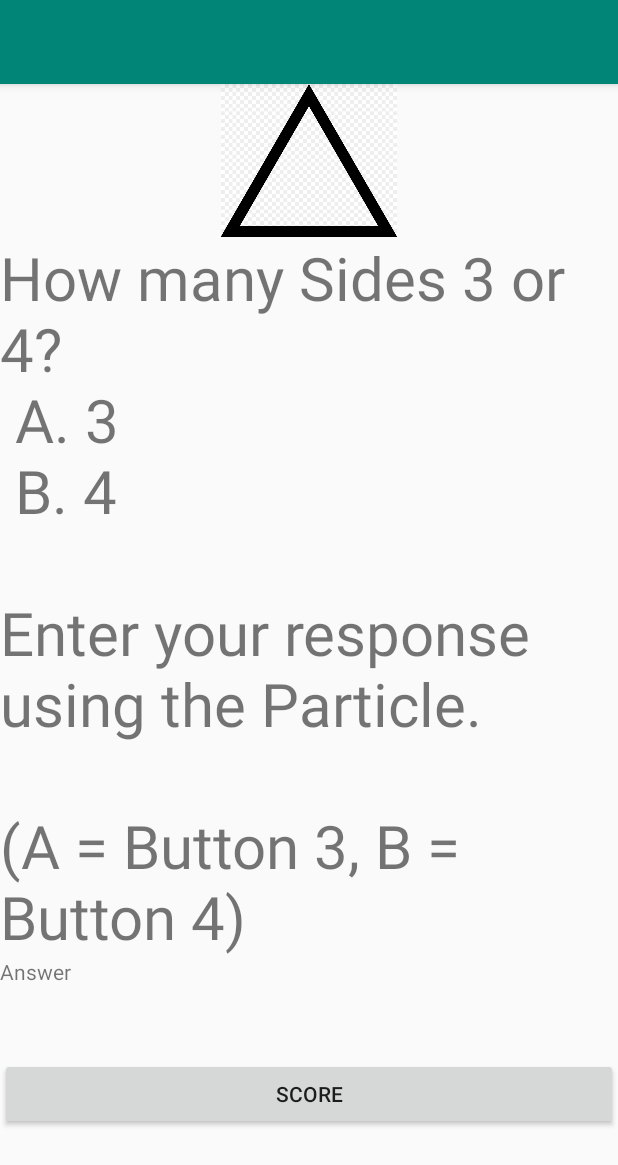
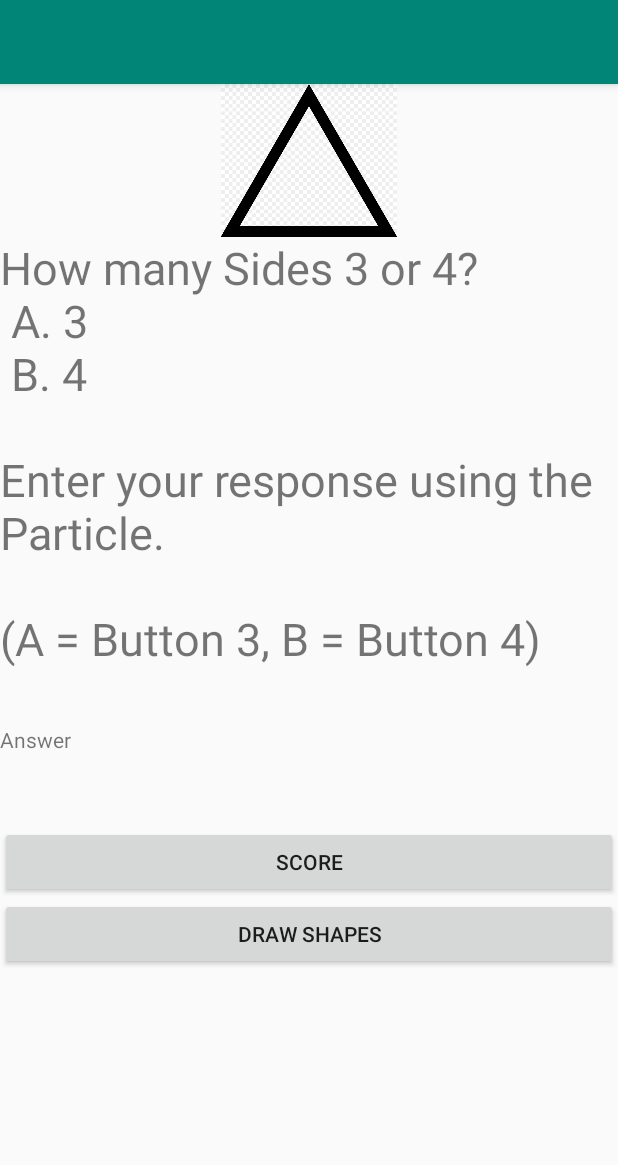
Before and after one commit to hmehta095/QuizzApp-Particle, an Android app: the screen it shows after launch (MainActivity), on a phone screen of 412 x 824 dp. Shown: the top 1165 px of the screen. Run offline under Robolectric (Android 15) with nearby library versions, the phone set to English and light mode, and no system bars; libraries missing offline, so code that uses them is left out: io.particle.android; 2 statements that could not run were skipped.

Commit message:
made a canvas activity for drawing and tried Microsoft cognitive vision services to detect the object from the iamge

```diff
--- a/app/build.gradle
+++ b/app/build.gradle
@@ -31,8 +31,14 @@ dependencies {
     implementation 'com.android.support:appcompat-v7:28.0.0'
     implementation 'com.android.support.constraint:constraint-layout:1.1.3'
     testImplementation 'junit:junit:4.12'
+
+    implementation 'com.microsoft.projectoxford:vision:1.0.395'
+
+    implementation 'com.github.mukeshsolanki:DrawingView-Android:1.0.11'
+
     androidTestImplementation 'com.android.support.test:runner:1.0.2'
     androidTestImplementation 'com.android.support.test.espresso:espresso-core:3.0.2'
+
 
     // include the Particle Cloud SDK library
     implementation('io.particle:cloudsdk:0.5.1')
--- a/app/src/main/AndroidManifest.xml
+++ b/app/src/main/AndroidManifest.xml
@@ -1,10 +1,10 @@
 <?xml version="1.0" encoding="utf-8"?>
 <manifest xmlns:android="http://schemas.android.com/apk/res/android"
     package="com.example.quizapp">
-
     <!-- give permission to the app to access internet -->
     <!-- needed for making API calls -->
     <uses-permission android:name="android.permission.INTERNET" />
+    <uses-permission android:name="android.permission.WRITE_EXTERNAL_STORAGE" />
 
     <application
         android:allowBackup="true"
@@ -13,6 +13,7 @@
         android:roundIcon="@mipmap/ic_launcher_round"
         android:supportsRtl="true"
         android:theme="@style/AppTheme">
+        <activity android:name=".Main2Activity"></activity>
         <activity android:name=".MainActivity">
             <intent-filter>
                 <action android:name="android.intent.action.MAIN" />
--- a/app/src/main/java/com/example/quizapp/MainActivity.java
+++ b/app/src/main/java/com/example/quizapp/MainActivity.java
@@ -1,5 +1,6 @@
 package com.example.quizapp;
 
+import android.content.Intent;
 import android.support.annotation.NonNull;
 import android.support.v7.app.AppCompatActivity;
 import android.os.Bundle;
@@ -29,7 +30,7 @@ public class MainActivity extends AppCompatActivity {
 
     TextView tv,tv1;
     ImageView img;
-    Button btn;
+    Button btn, drawBtn;
     String[] Key = new String[] {"A","B"};
 
     // MARK: Particle Account Info
@@ -49,7 +50,7 @@ public class MainActivity extends AppCompatActivity {
     protected void onCreate(Bundle savedInstanceState) {
         super.onCreate(savedInstanceState);
         setContentView(R.layout.activity_main);
-
+        drawBtn = findViewById(R.id.drawButton);
         tv = findViewById(R.id.result);
         tv1 = findViewById(R.id.textView);
         img = findViewById(R.id.imageView);
@@ -80,7 +81,15 @@ public class MainActivity extends AppCompatActivity {
             }
         });
 
+        drawBtn.setOnClickListener(new View.OnClickListener() {
+            @Override
+            public void onClick(View view) {
+                Intent intent = new Intent(getApplicationContext(),Main2Activity.class);
+                startActivity(intent);
+            }
+        });
     }
+
 
 
     /**
--- a/app/src/main/res/layout/activity_main.xml
+++ b/app/src/main/res/layout/activity_main.xml
@@ -16,9 +16,9 @@
     <TextView
         android:id="@+id/textView"
         android:layout_width="wrap_content"
-        android:layout_height="wrap_content"
+        android:layout_height="325dp"
         android:text="How many Sides 3 or 4? \n A. 3 \n B. 4\n\nEnter your response using the Particle.\n\n(A = Button 3, B = Button 4)"
-        android:textSize="40sp" />
+        android:textSize="30sp" />
 
     <TextView
         android:id="@+id/result"
@@ -32,4 +32,10 @@
         android:layout_height="wrap_content"
         android:text="Score" />
 
+    <Button
+        android:id="@+id/drawButton"
+        android:layout_width="match_parent"
+        android:layout_height="wrap_content"
+        android:text="Draw Shapes" />
+
 </LinearLayout>
--- a/build.gradle
+++ b/build.gradle
@@ -18,6 +18,7 @@ allprojects {
     repositories {
         google()
         jcenter()
+        maven {url "https://jitpack.io"}
 
     }
 }
```
Also changed, not shown: app/src/main/java/com/example/quizapp/Main2Activity.java (added, +113 -0 lines), app/src/main/res/layout/activity_main2.xml (added, +29 -0 lines).
